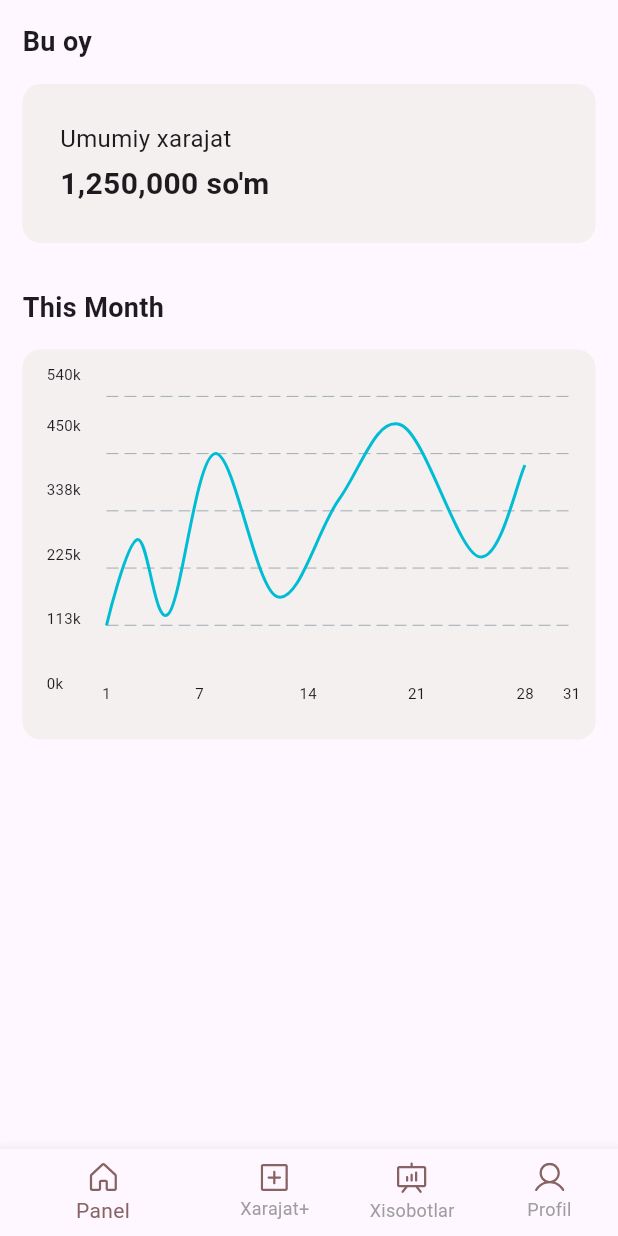
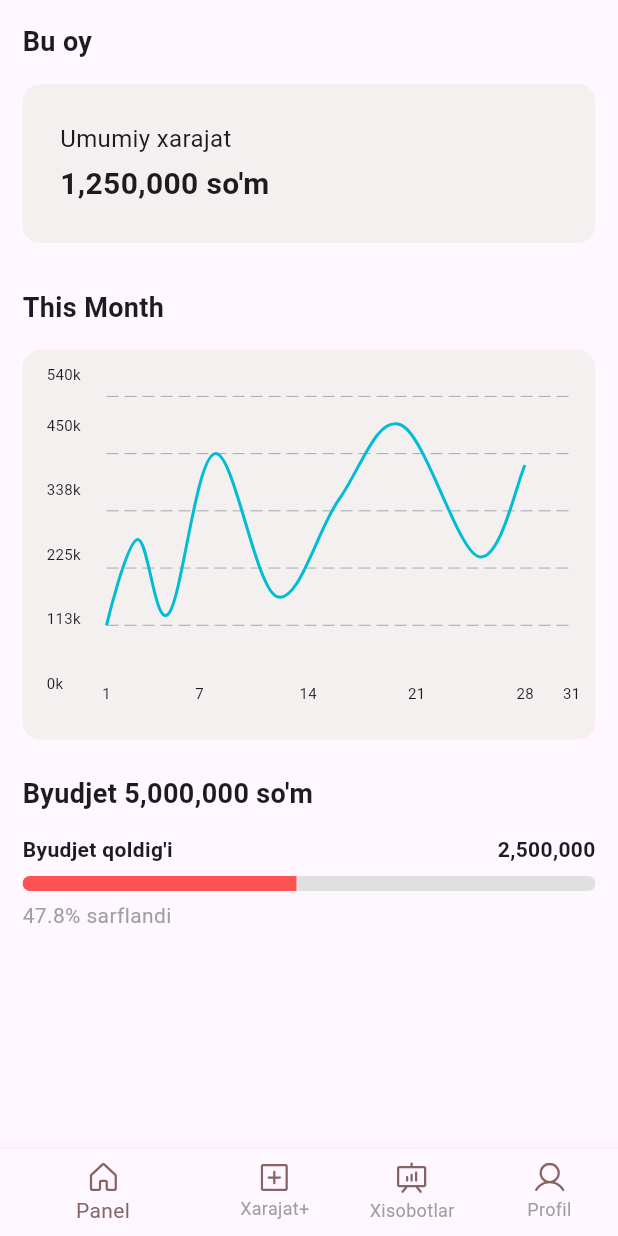
Before and after one commit to Qobil7337/expelliarmus, a Flutter app: the Dashboard screen opened by its route, on a phone screen of 412 x 824 dp. Run offline on Flutter 3.47's test engine with Material 3 defaults, Android fonts, the phone set to English and light mode, and no system bars; drawn by our look-alikes of fl_chart; our stand-ins replace flutter_svg.

Commit message:
finish panel page

```diff
--- a/lib/src/modules/panel/pages/panel.dart
+++ b/lib/src/modules/panel/pages/panel.dart
@@ -21,8 +21,14 @@ class _PanelState extends State<Panel> {
     25: 220000,
     28: 380000,
   };
+
+  final int budget = 5000000;
+  int get totalExpenses => expenses.values.fold(0, (a, b) => a + b);
+
   @override
   Widget build(BuildContext context) {
+    final double progress = (totalExpenses / budget).clamp(0.0, 1.0);
+    final String remaining = "2,500,000";
     return Column(
       crossAxisAlignment: CrossAxisAlignment.start,
       children: [
@@ -73,7 +79,48 @@ class _PanelState extends State<Panel> {
             height: 260,
             child: LineGraph(data: expenses)
           ),
-        )
+        ),
+        Padding(
+          padding: const EdgeInsets.symmetric(horizontal: 15, vertical: 8),
+          child: Column(
+            crossAxisAlignment: CrossAxisAlignment.start,
+            children: [
+              Text(
+                "Byudjet 5,000,000 so'm",
+                style: TextStyle(fontSize: 18, fontWeight: FontWeight.bold),
+              ),
+              const SizedBox(height: 14),
+              Row(
+                mainAxisAlignment: MainAxisAlignment.spaceBetween,
+                children: [
+                  Text(
+                    "Byudjet qoldig'i",
+                    style: TextStyle(fontSize: 14, fontWeight: FontWeight.bold),
+                  ),
+                  Text(
+                    "$remaining",
+                    style: TextStyle(fontSize: 14, fontWeight: FontWeight.bold),
+                  ),
+                ],
+              ),
+              const SizedBox(height: 8),
+              ClipRRect(
+                borderRadius: BorderRadius.circular(6),
+                child: LinearProgressIndicator(
+                  value: progress,
+                  minHeight: 10,
+                  backgroundColor: Colors.grey[300],
+                  valueColor: const AlwaysStoppedAnimation<Color>(Colors.redAccent),
+                ),
+              ),
+              const SizedBox(height: 6),
+              Text(
+                '${(progress * 100).toStringAsFixed(1)}% sarflandi',
+                style: const TextStyle(fontSize: 14, color: Colors.grey),
+              ),
+            ],
+          )
+        ),
       ],
     );
   }
```
